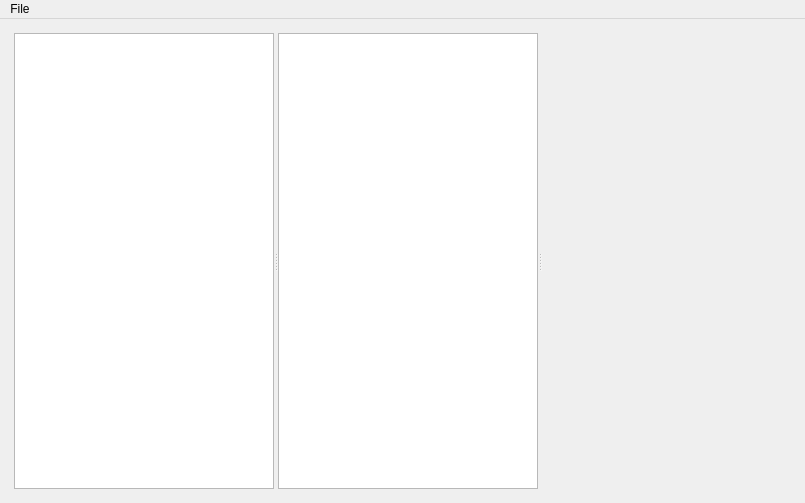
Old version of the form forms/mainwindow.ui in the repository juniornascimento/spaceship-control.
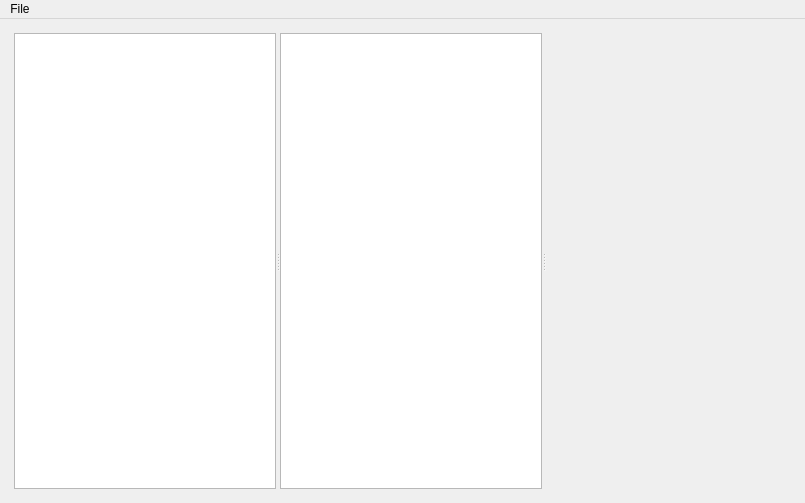
New version of the form. Custom widgets are drawn as their Qt base class.

Commit message: Fixed size for interface devices

Patch:
```diff
--- a/forms/mainwindow.ui
+++ b/forms/mainwindow.ui
@@ -97,6 +97,12 @@
             <height>450</height>
            </size>
           </property>
+          <property name="maximumSize">
+           <size>
+            <width>250</width>
+            <height>16777215</height>
+           </size>
+          </property>
          </widget>
         </widget>
        </item>
```
